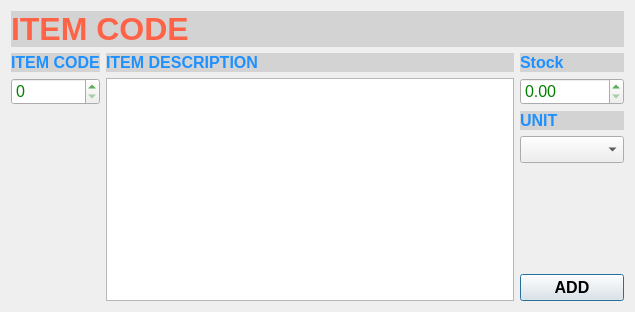
The window that WareHouse/itemcodedialog.ui (ZeroCoolHacker/Inventory) describes before a commit, drawn with Qt 5.
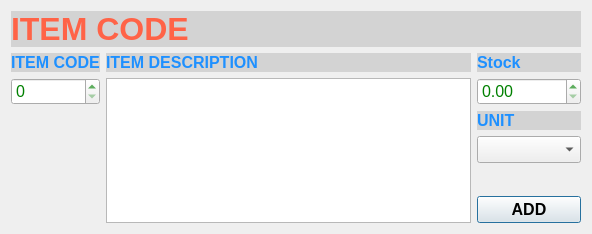
The same window after the commit.

Commit message: Set buddies changed the tab order set the description plaintext edit field TAB KEY PRESSED attribute to FOCUS ON NEXT FIELD Created UI Design Edited Buddies Set The Tab order

What changed in the file:
```diff
--- a/WareHouse/itemcodedialog.ui
+++ b/WareHouse/itemcodedialog.ui
@@ -6,8 +6,8 @@
    <rect>
     <x>0</x>
     <y>0</y>
-    <width>635</width>
-    <height>312</height>
+    <width>592</width>
+    <height>234</height>
    </rect>
   </property>
   <property name="windowTitle">
```
Left out of the diff: 22 changed lines with no effect on the pictures. The commit also changes 4 other files.
